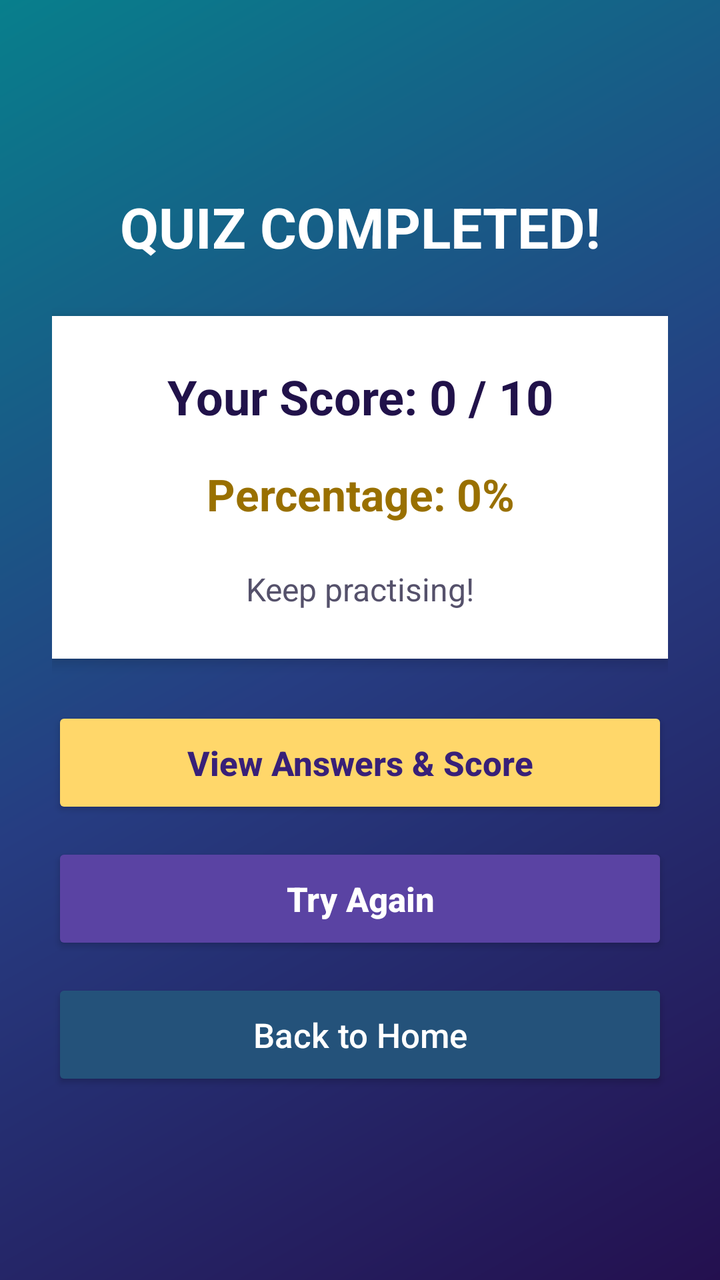
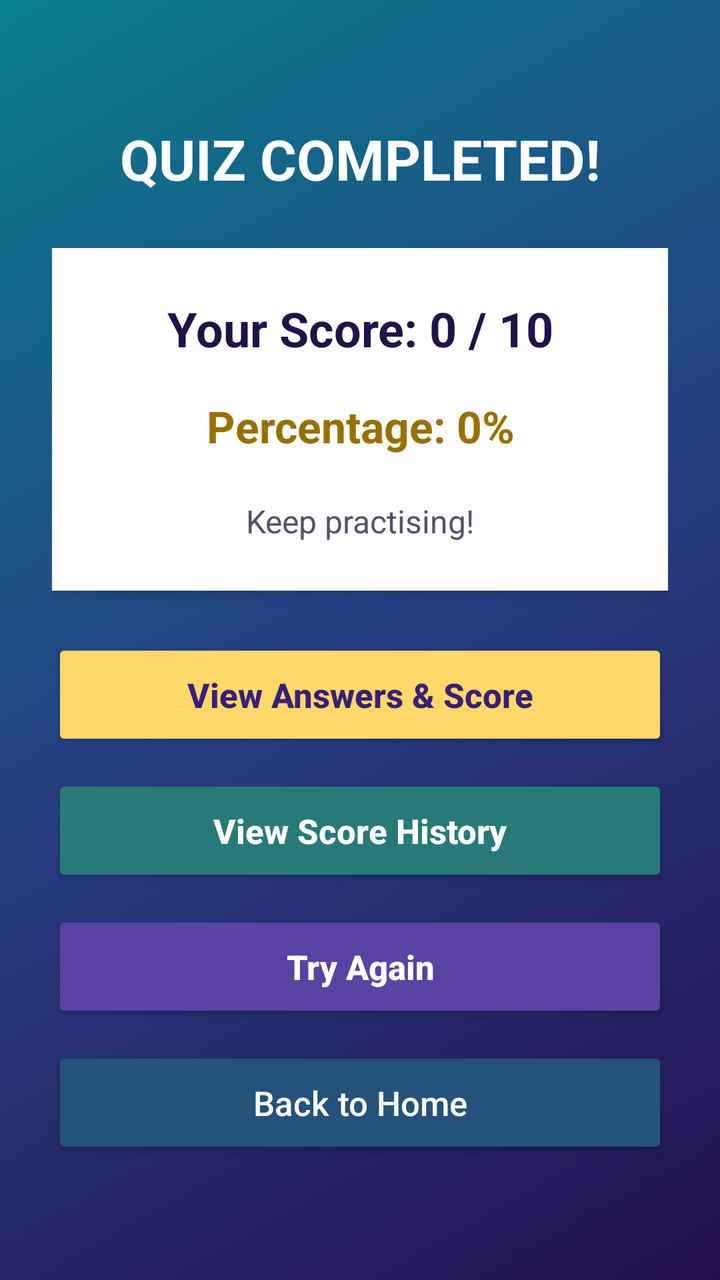

The first picture is an Android layout as it rendered before a commit; the second is the same layout after the commit. The layout source and the unified diff follow.
<!-- AndroidManifest.xml: application theme android:Theme.Material.Light.NoActionBar -->
<!-- res/layout/activity_result.xml -->
<?xml version="1.0" encoding="utf-8"?>
<ScrollView xmlns:android="http://schemas.android.com/apk/res/android"
    android:layout_width="match_parent"
    android:layout_height="match_parent"
    android:fillViewport="true"
    android:background="@drawable/bg_gradient">
    <LinearLayout
        android:layout_width="match_parent"
        android:layout_height="match_parent"
        android:orientation="vertical"
        android:gravity="center"
        android:padding="26dp">
        <TextView
            android:id="@+id/resultTitle"
            android:layout_width="match_parent"
            android:layout_height="wrap_content"
            android:text="QUIZ COMPLETED!"
            android:textColor="#FFFFFF"
            android:textSize="28sp"
            android:textStyle="bold"
            android:gravity="center"
            android:layout_marginBottom="26dp" />
        <LinearLayout
            android:layout_width="match_parent"
            android:layout_height="wrap_content"
            android:orientation="vertical"
            android:gravity="center"
            android:padding="24dp"
            android:background="#FFFFFF"
            android:elevation="4dp">
            <TextView
                android:id="@+id/scoreText"
                android:layout_width="match_parent"
                android:layout_height="wrap_content"
                android:text="Your Score: 0 / 10"
                android:textColor="#21124A"
                android:textSize="24sp"
                android:textStyle="bold"
                android:gravity="center"
                android:layout_marginBottom="18dp" />
            <TextView
                android:id="@+id/percentageText"
                android:layout_width="match_parent"
                android:layout_height="wrap_content"
                android:text="Percentage: 0%"
                android:textColor="#997000"
                android:textSize="22sp"
                android:textStyle="bold"
                android:gravity="center" />
            <TextView
                android:id="@+id/messageText"
                android:layout_width="match_parent"
                android:layout_height="wrap_content"
                android:text="Keep practising!"
                android:textColor="#55516B"
                android:textSize="16sp"
                android:gravity="center"
                android:lineSpacingExtra="5dp"
                android:layout_marginTop="22dp" />
        </LinearLayout>
        <Button
            android:id="@+id/viewAnswersButton"
            android:layout_width="match_parent"
            android:layout_height="56dp"
            android:text="View Answers &amp; Score"
            android:textAllCaps="false"
            android:textSize="17sp"
            android:textStyle="bold"
            android:textColor="#382078"
            android:backgroundTint="#FFD76A"
            android:layout_marginTop="24dp" />
        <Button
            android:id="@+id/retryButton"
            android:layout_width="match_parent"
            android:layout_height="56dp"
            android:text="Try Again"
            android:textAllCaps="false"
            android:textSize="17sp"
            android:textStyle="bold"
            android:textColor="#FFFFFF"
            android:backgroundTint="#5A43A3"
            android:layout_marginTop="12dp" />
        <Button
            android:id="@+id/homeButton"
            android:layout_width="match_parent"
            android:layout_height="56dp"
            android:text="Back to Home"
            android:textAllCaps="false"
            android:textSize="17sp"
            android:textColor="#FFFFFF"
            android:backgroundTint="#24527A"
            android:layout_marginTop="12dp" />
    </LinearLayout>
</ScrollView>
<!-- resources referenced by this layout -->
<resources>
  <!-- drawable bg_gradient (drawable) -->
  <?xml version="1.0" encoding="utf-8"?>
  <shape xmlns:android="http://schemas.android.com/apk/res/android" android:shape="rectangle">
      <gradient
          android:angle="135"
          android:startColor="#24104F"
          android:centerColor="#263D82"
          android:endColor="#087F8C"
          android:type="linear" />
  </shape>
</resources>

<!-- the commit's change to res/layout/activity_result.xml (unified diff, before → after) -->
@@ -70,6 +70,17 @@
             android:backgroundTint="#FFD76A"
             android:layout_marginTop="24dp" />
         <Button
+            android:id="@+id/scoreHistoryButton"
+            android:layout_width="match_parent"
+            android:layout_height="56dp"
+            android:text="View Score History"
+            android:textAllCaps="false"
+            android:textSize="17sp"
+            android:textStyle="bold"
+            android:textColor="#FFFFFF"
+            android:backgroundTint="#287A78"
+            android:layout_marginTop="12dp" />
+        <Button
             android:id="@+id/retryButton"
             android:layout_width="match_parent"
             android:layout_height="56dp"
